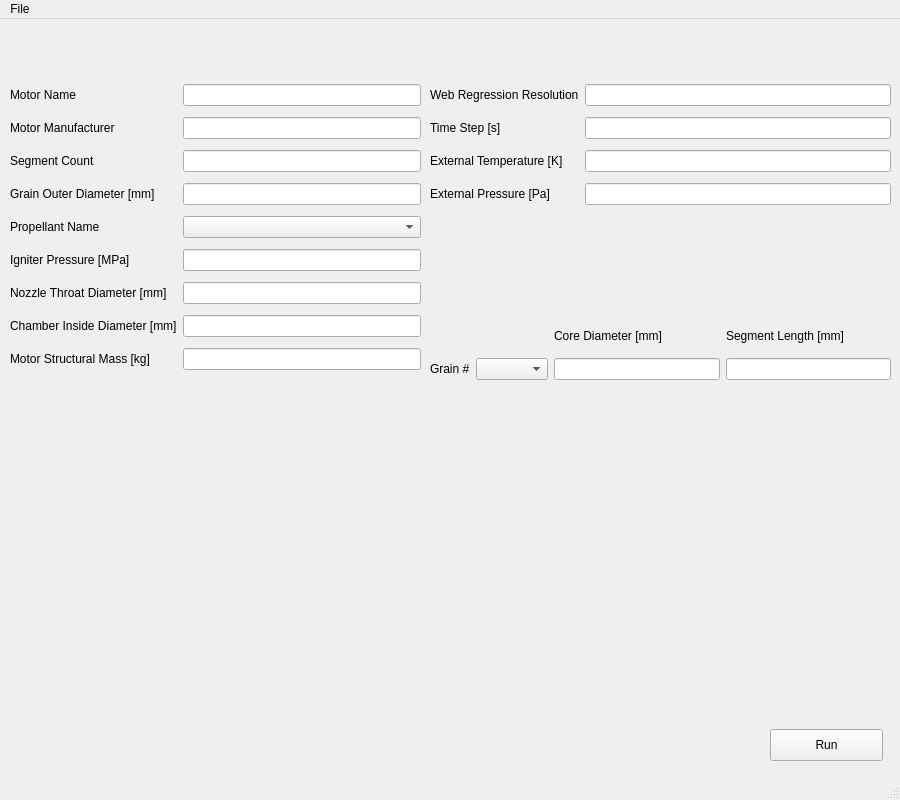
Qt form UI/SRM Solver.ui (felipebogaertsm/machwave) before a commit.
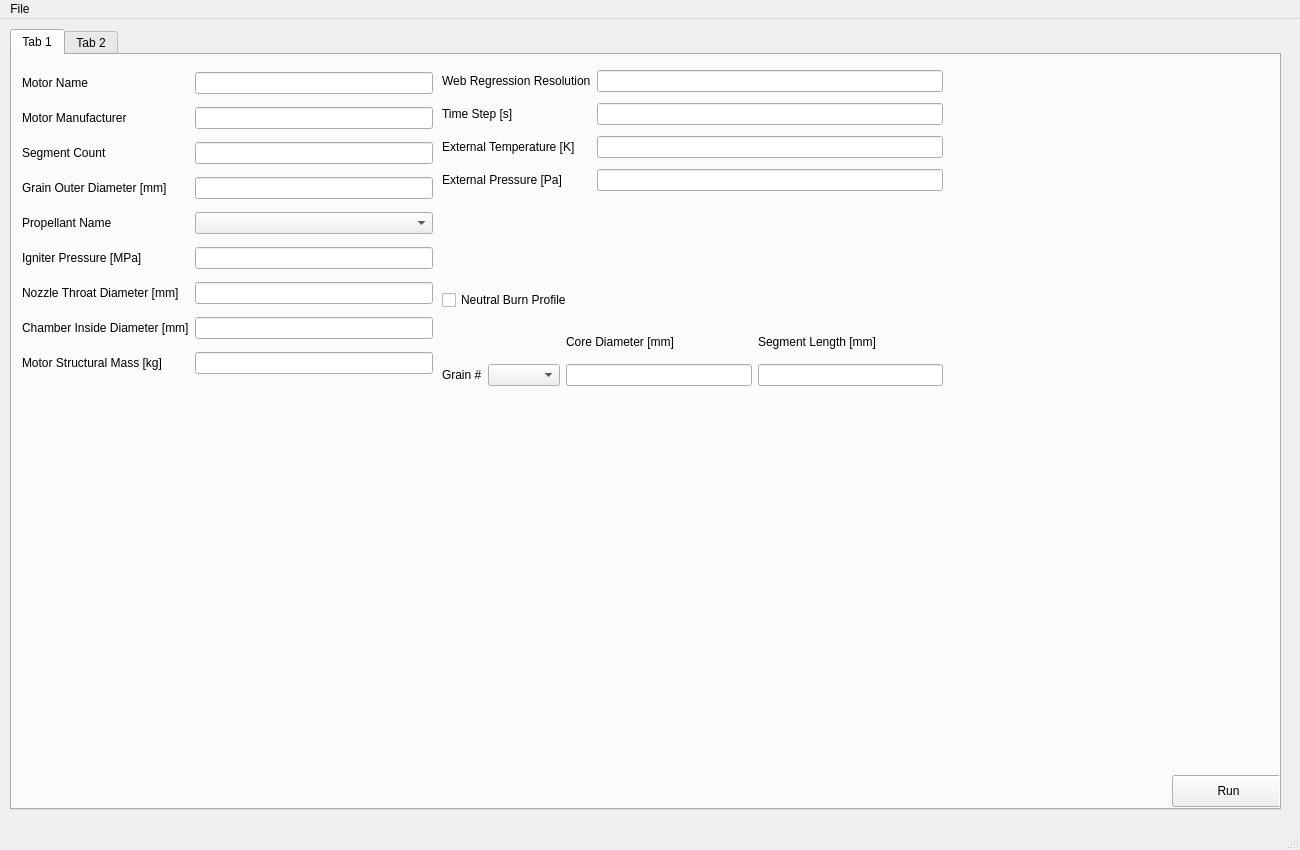
The same form after that commit.

```diff
--- a/UI/SRM Solver.ui
+++ b/UI/SRM Solver.ui
@@ -6,8 +6,8 @@
    <rect>
     <x>0</x>
     <y>0</y>
-    <width>900</width>
-    <height>800</height>
+    <width>1300</width>
+    <height>850</height>
    </rect>
   </property>
   <property name="maximumSize">
@@ -20,13 +20,29 @@
    <string>MainWindow</string>
   </property>
   <widget class="QWidget" name="centralwidget">
+   <widget class="QTabWidget" name="tabWidget">
+    <property name="geometry">
+     <rect>
+      <x>10</x>
+      <y>10</y>
+      <width>1271</width>
+      <height>781</height>
+     </rect>
+    </property>
+    <property name="currentIndex">
+     <number>0</number>
+    </property>
+    <widget class="QWidget" name="inputTab">
+     <attribute name="title">
+      <string>Tab 1</string>
+     </attribute>
    <widget class="QWidget" name="gridLayoutWidget_2">
     <property name="geometry">
      <rect>
       <x>10</x>
-      <y>60</y>
+        <y>10</y>
       <width>411</width>
-      <height>301</height>
+        <height>325</height>
      </rect>
     </property>
     <layout class="QGridLayout" name="gridLayout_2">
@@ -202,51 +218,57 @@
      </item>
     </layout>
    </widget>
+     <widget class="QWidget" name="grainPlots" native="true">
+      <property name="geometry">
+       <rect>
+        <x>10</x>
+        <y>350</y>
+        <width>921</width>
+        <height>391</height>
+       </rect>
+      </property>
+     </widget>
    <widget class="QWidget" name="gridLayoutWidget_3">
     <property name="geometry">
      <rect>
       <x>430</x>
-      <y>300</y>
-      <width>461</width>
+        <y>270</y>
+        <width>501</width>
       <height>61</height>
      </rect>
     </property>
     <layout class="QGridLayout" name="gridLayout_3">
-     <item row="0" column="3">
+       <item row="1" column="2">
+        <widget class="QComboBox" name="comboBox"/>
+       </item>
+       <item row="0" column="4">
       <widget class="QLabel" name="labelL_grain">
        <property name="text">
         <string>Segment Length [mm]</string>
        </property>
       </widget>
      </item>
-     <item row="1" column="2">
-      <widget class="QLineEdit" name="lineD_core1">
-       <property name="layoutDirection">
-        <enum>Qt::LeftToRight</enum>
-       </property>
-       <property name="text">
-        <string/>
-       </property>
-       <property name="placeholderText">
-        <string/>
-       </property>
-      </widget>
-     </item>
-     <item row="0" column="2">
+       <item row="0" column="3">
       <widget class="QLabel" name="labelD_core">
        <property name="text">
         <string>Core Diameter [mm]</string>
        </property>
       </widget>
      </item>
-     <item row="1" column="0">
-      <widget class="QLabel" name="labelGrain1">
-       <property name="text">
-        <string>Grain #</string>
-       </property>
-      </widget>
-     </item>
      <item row="1" column="3">
+        <widget class="QLineEdit" name="lineD_core1">
+         <property name="layoutDirection">
+          <enum>Qt::LeftToRight</enum>
+         </property>
+         <property name="text">
+          <string/>
+         </property>
+         <property name="placeholderText">
+          <string/>
+         </property>
+        </widget>
+       </item>
+       <item row="1" column="4">
       <widget class="QLineEdit" name="lineL_grain1">
        <property name="layoutDirection">
         <enum>Qt::LeftToRight</enum>
@@ -260,7 +282,30 @@
       </widget>
      </item>
      <item row="1" column="1">
-      <widget class="QComboBox" name="comboBox"/>
+        <widget class="QLabel" name="labelGrain1">
+         <property name="text">
+          <string>Grain #</string>
+         </property>
+        </widget>
+       </item>
+      </layout>
+     </widget>
+     <widget class="QWidget" name="gridLayoutWidget_4">
+      <property name="geometry">
+       <rect>
+        <x>430</x>
+        <y>230</y>
+        <width>501</width>
+        <height>31</height>
+       </rect>
+      </property>
+      <layout class="QGridLayout" name="gridLayout_4">
+       <item row="0" column="0">
+        <widget class="QCheckBox" name="checkBox">
+         <property name="text">
+          <string>Neutral Burn Profile</string>
+         </property>
+        </widget>
      </item>
     </layout>
    </widget>
@@ -268,8 +313,8 @@
     <property name="geometry">
      <rect>
       <x>430</x>
-      <y>60</y>
-      <width>461</width>
+        <y>10</y>
+        <width>501</width>
       <height>131</height>
      </rect>
     </property>
@@ -356,21 +401,11 @@
      </item>
     </layout>
    </widget>
-   <widget class="QWidget" name="grainPlots" native="true">
-    <property name="geometry">
-     <rect>
-      <x>10</x>
-      <y>370</y>
-      <width>751</width>
-      <height>371</height>
-     </rect>
-    </property>
-   </widget>
    <widget class="QPushButton" name="runButton">
     <property name="geometry">
      <rect>
-      <x>770</x>
-      <y>710</y>
+        <x>1160</x>
+        <y>720</y>
       <width>113</width>
       <height>32</height>
      </rect>
@@ -379,14 +414,31 @@
      <string>Run</string>
     </property>
    </widget>
+     <widget class="QWidget" name="widget" native="true">
+      <property name="geometry">
+       <rect>
+        <x>940</x>
+        <y>10</y>
+        <width>311</width>
+        <height>701</height>
+       </rect>
+      </property>
+     </widget>
+    </widget>
+    <widget class="QWidget" name="outputTab">
+     <attribute name="title">
+      <string>Tab 2</string>
+     </attribute>
+    </widget>
+   </widget>
   </widget>
   <widget class="QMenuBar" name="menubar">
    <property name="geometry">
     <rect>
      <x>0</x>
      <y>0</y>
-     <width>900</width>
-     <height>22</height>
+     <width>1300</width>
+     <height>26</height>
     </rect>
    </property>
    <widget class="QMenu" name="menuFile">
```
Left out of the diff: 183 changed lines with no effect on the pictures. Lines whose indentation alone changed are shown as unchanged.
